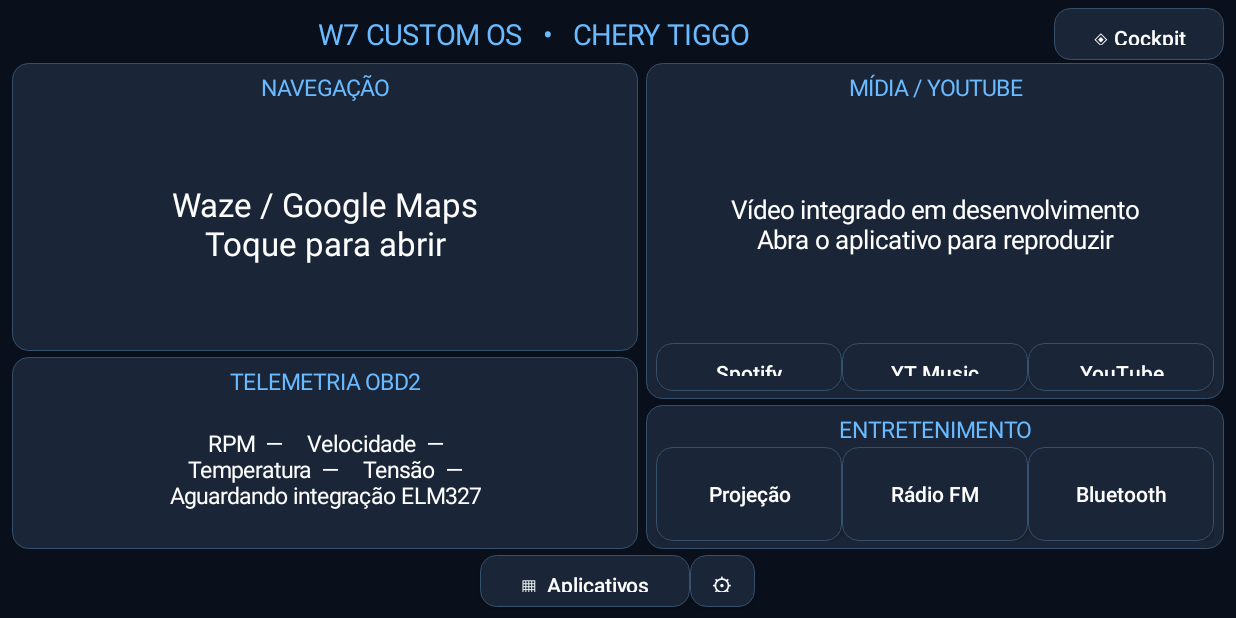
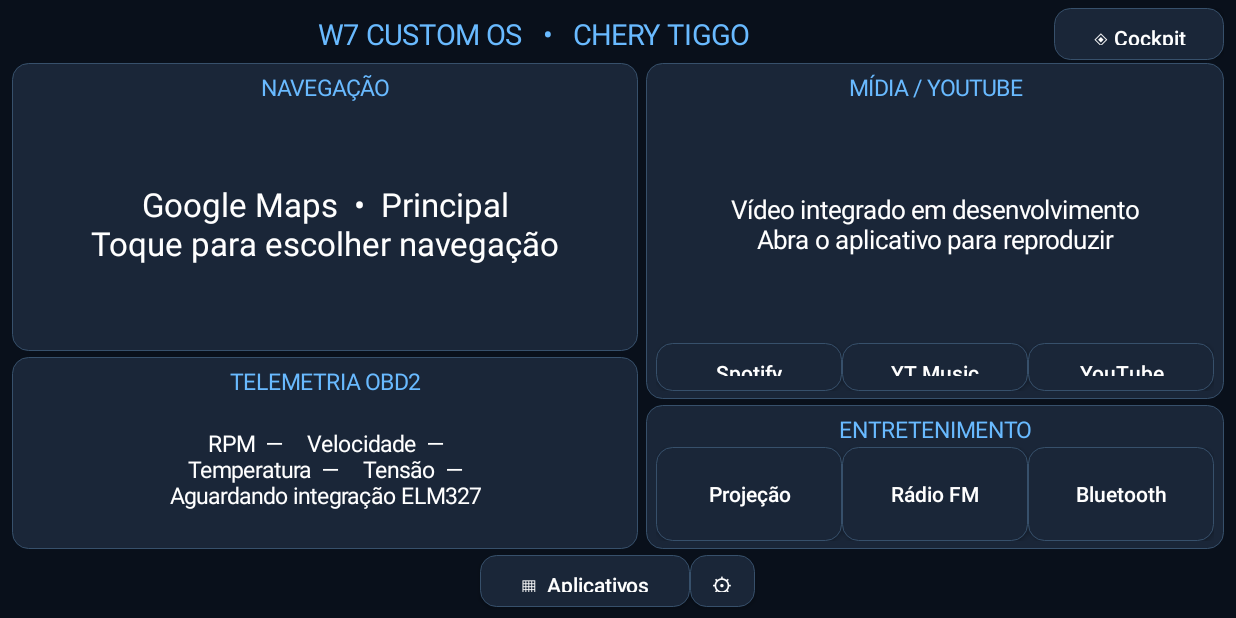
Before and after one commit to marcioribeiromkt/W7-Custom-Launcher, an Android app: the screen it shows after launch (MainActivity), on a phone screen of 824 x 412 dp (held sideways). Run offline under Robolectric (Android 15) with nearby library versions, the phone set to English and light mode, and no system bars.

Commit message:
feat: prefer Google Maps and retain Waze as navigation alternative

```diff
--- a/app/src/main/java/com/w7custom/launcher/MainActivity.java
+++ b/app/src/main/java/com/w7custom/launcher/MainActivity.java
@@ -12,7 +12,7 @@ public class MainActivity extends Activity {
  void render(){boolean cockpit=prefs.getString("skin","cockpit").equals("cockpit");root=col();root.setPadding(12,8,12,8);root.setBackgroundColor(BG);setContentView(root);
  LinearLayout header=row();root.addView(header,new LinearLayout.LayoutParams(-1,52));TextView title=txt("W7 CUSTOM OS   •   CHERY TIGGO",19);title.setTextColor(BLUE);header.addView(title,new LinearLayout.LayoutParams(0,-1,1));header.addView(btn(cockpit?"◈ Cockpit":"▦ Hybrid",()->skins()),new LinearLayout.LayoutParams(170,-1));
  LinearLayout body=row();root.addView(body,new LinearLayout.LayoutParams(-1,0,1));LinearLayout left=col(),right=col();LinearLayout.LayoutParams a=new LinearLayout.LayoutParams(0,-1,cockpit?52:58);a.rightMargin=8;body.addView(left,a);body.addView(right,new LinearLayout.LayoutParams(0,-1,cockpit?48:42));
- LinearLayout nav=panel(left,cockpit?6:7,"NAVEGAÇÃO");TextView map=txt("Waze / Google Maps\nToque para abrir",22);nav.addView(map,new LinearLayout.LayoutParams(-1,0,1));map.setOnClickListener(v->new AlertDialog.Builder(this).setTitle("Navegação").setItems(new String[]{"Waze","Google Maps"},(d,n)->launch(n)).show());
+ LinearLayout nav=panel(left,cockpit?6:7,"NAVEGAÇÃO");TextView map=txt("Google Maps  •  Principal\nToque para escolher navegação",22);nav.addView(map,new LinearLayout.LayoutParams(-1,0,1));map.setOnClickListener(v->new AlertDialog.Builder(this).setTitle("Navegação").setItems(new String[]{"Google Maps (principal)","Waze"},(d,n)->launch(n==0?1:0)).show());
  LinearLayout tele=panel(left,cockpit?4:3,cockpit?"TELEMETRIA OBD2":"INSTRUMENTOS / ATALHOS");TextView data=txt("RPM  —     Velocidade  —\nTemperatura  —     Tensão  —\nAguardando integração ELM327",15);tele.addView(data,new LinearLayout.LayoutParams(-1,0,1));
  LinearLayout media=panel(right,7,"MÍDIA / YOUTUBE");media.addView(txt("Vídeo integrado em desenvolvimento\nAbra o aplicativo para reproduzir",17),new LinearLayout.LayoutParams(-1,0,1));LinearLayout mr=row();media.addView(mr,new LinearLayout.LayoutParams(-1,48));for(int i=2;i<=4;i++){final int id=i;mr.addView(btn(names[i],()->launch(id)),new LinearLayout.LayoutParams(0,-1,1));}
  LinearLayout shortcuts=panel(right,3,"ENTRETENIMENTO");LinearLayout sr=row();shortcuts.addView(sr,new LinearLayout.LayoutParams(-1,0,1));for(int i=5;i<=7;i++){final int id=i;sr.addView(btn(names[i],()->launch(id)),new LinearLayout.LayoutParams(0,-1,1));}
```
